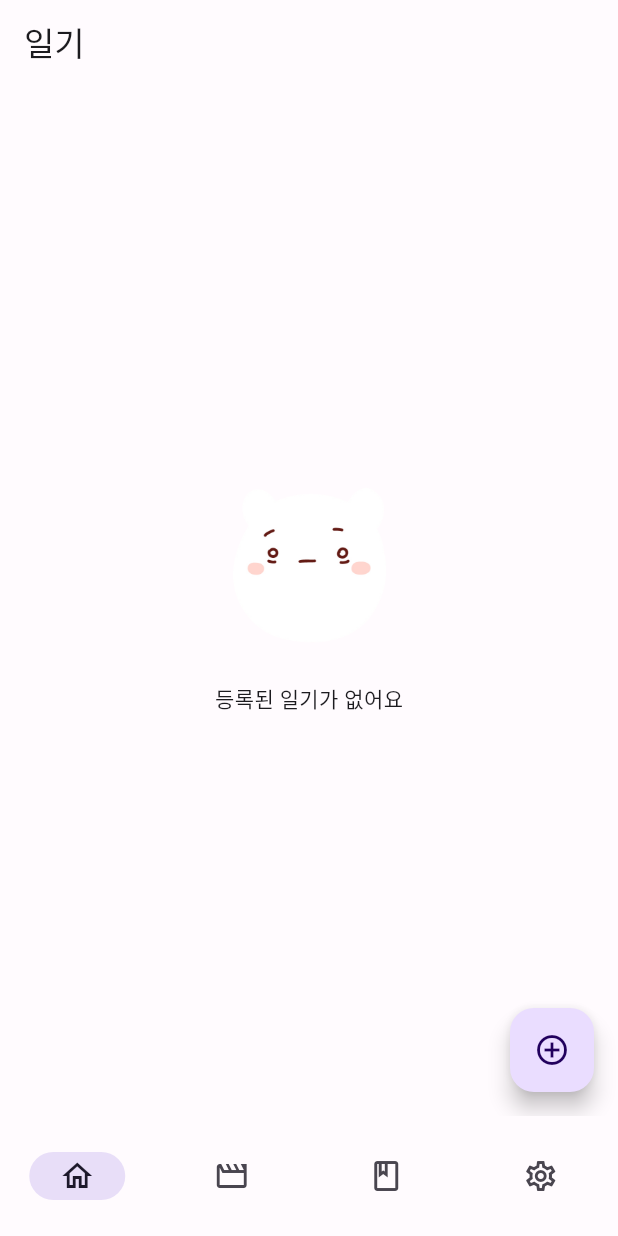
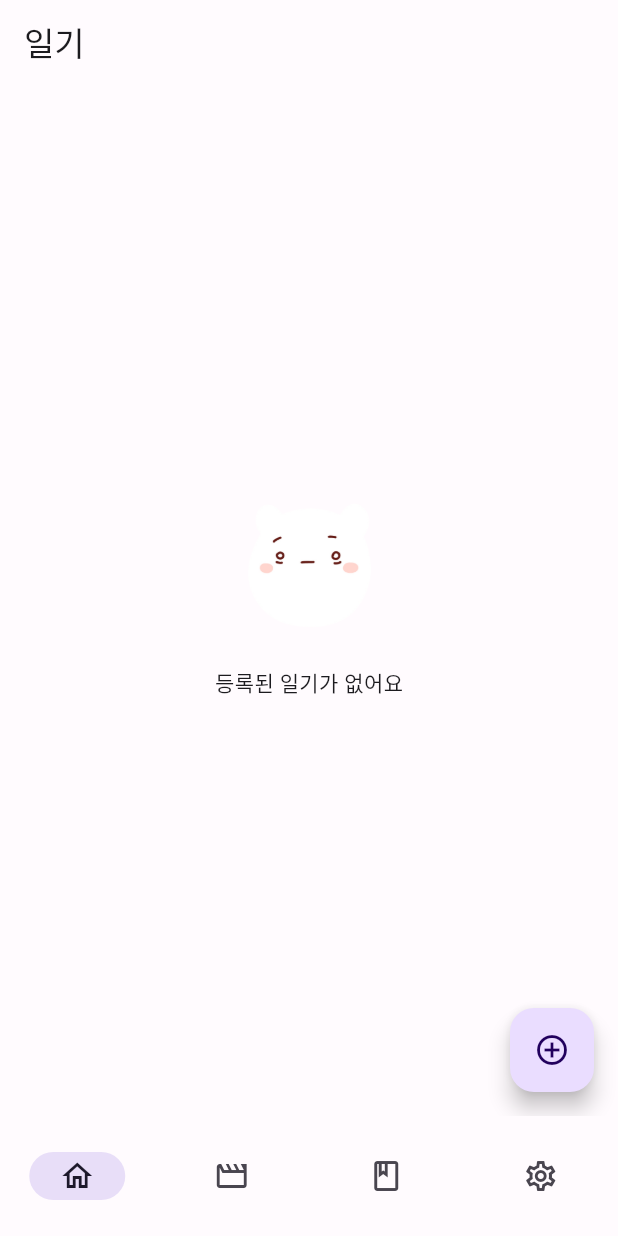
Before and after one commit to bonjin-million/momentry, a Flutter app: the screen it shows after launch, on a phone screen of 412 x 824 dp. Run offline on Flutter 3.47's test engine with Material 2 defaults, Android fonts, the phone set to English and light mode, and no system bars; our stand-ins replace firebase_core, firebase_crashlytics, flutter_riverpod, image_picker, logger, permission_handler and 3 more; accounts and stored records are empty; project files that could hold a hidden picture were left out.

Commit message:
Update Empty Image: 20% 로 변경

```diff
--- a/lib/screens/book/list/components/book_list_body.dart
+++ b/lib/screens/book/list/components/book_list_body.dart
@@ -13,7 +13,7 @@ class BookListBody extends StatelessWidget {
           children: [
             Image.asset(
               'assets/images/panic.png',
-              width: MediaQuery.of(context).size.width / 4,
+              width: MediaQuery.of(context).size.width * 0.2,
             ),
             const SizedBox(height: 24,),
             const Text('등록된 책이 없어요'),
--- a/lib/screens/movie/list/components/movie_list_body.dart
+++ b/lib/screens/movie/list/components/movie_list_body.dart
@@ -13,7 +13,7 @@ class MovieListBody extends StatelessWidget {
           children: [
             Image.asset(
               'assets/images/panic.png',
-              width: MediaQuery.of(context).size.width / 4,
+              width: MediaQuery.of(context).size.width * 0.2,
             ),
             const SizedBox(height: 24,),
             const Text('등록된 영화가 없어요'),
--- a/lib/screens/post/list/components/post_list_body.dart
+++ b/lib/screens/post/list/components/post_list_body.dart
@@ -55,7 +55,7 @@ class _PostListBodyState extends ConsumerState<PostListBody> {
             children: [
               Image.asset(
                 'assets/images/panic.png',
-                width: MediaQuery.of(context).size.width / 4,
+                width: MediaQuery.of(context).size.width * 0.2,
               ),
               const SizedBox(height: 24,),
               const Text('등록된 일기가 없어요'),
```
